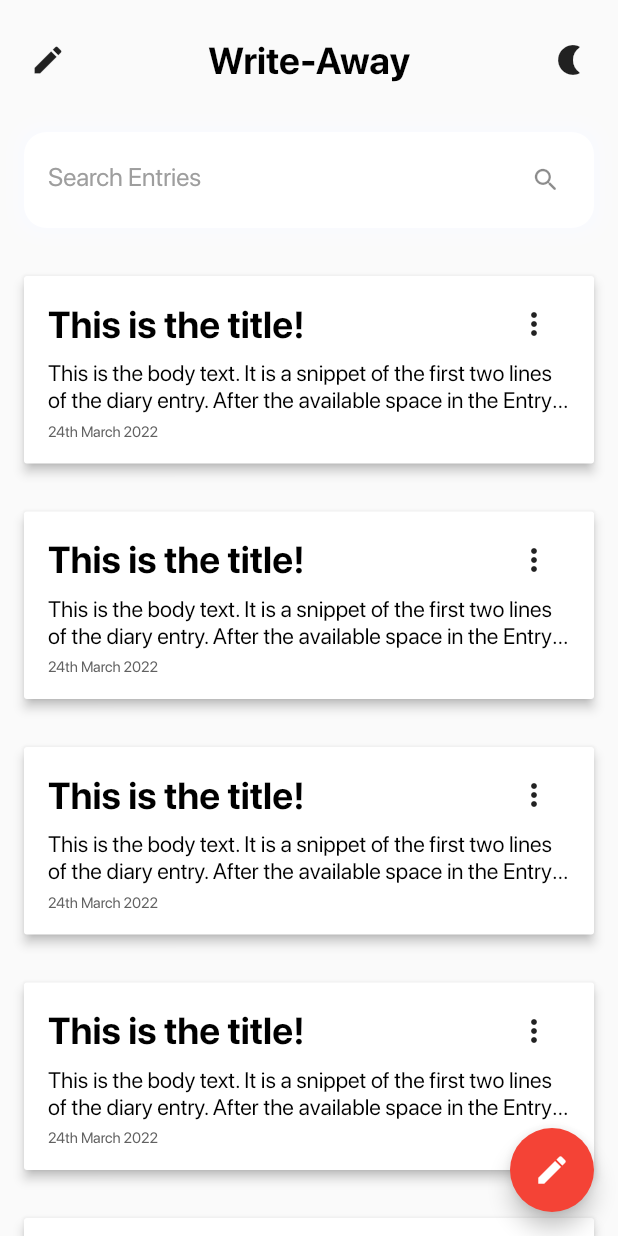
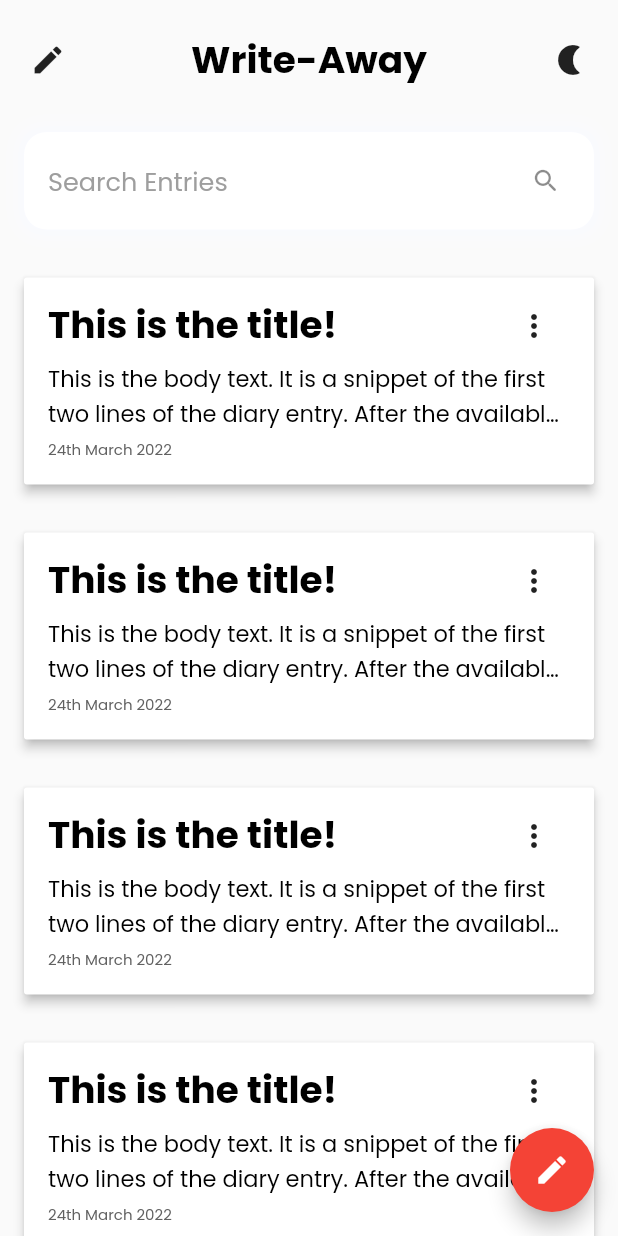
Before and after one commit to bookofiyi/write_a_day, a Flutter app: the screen it shows after launch, on a phone screen of 412 x 824 dp. Run offline on Flutter 3.47's test engine with Material 2 defaults, Android fonts, the phone set to English and light mode, and no system bars; our stand-ins replace shared_preferences.

Commit message:
added new font to UI

```diff
--- a/lib/dark_theme_logic/dark_theme_styles.dart
+++ b/lib/dark_theme_logic/dark_theme_styles.dart
@@ -6,7 +6,7 @@
     return ThemeData(
       primarySwatch: Colors.red,
       primaryColor: isDarkTheme ? Colors.black : Colors.white,
-      fontFamily: 'San Francisco',
+      fontFamily: 'Poppins',
       textTheme: TextTheme(
         // diary entry title text
         headline1: TextStyle(
--- a/pubspec.yaml
+++ b/pubspec.yaml
@@ -79,6 +79,12 @@
         - asset: assets/fonts/SF-Pro-Display-Bold.otf
         - asset: assets/fonts/SF-Pro-Display-RegularItalic.otf
           style: italic
+    - family: Poppins
+      fonts:
+        - asset: assets/fonts/Poppins-Regular.ttf
+        - asset: assets/fonts/Poppins-Bold.ttf
+        - asset: assets/fonts/Poppins-Italic.ttf
+          style: italic
   #
   # For details regarding fonts from package dependencies,
   # see https://flutter.dev/custom-fonts/#from-packages
```
Also changed, not shown: assets/fonts/Poppins-Bold.ttf (added), assets/fonts/Poppins-Italic.ttf (added), assets/fonts/Poppins-Regular.ttf (added).
